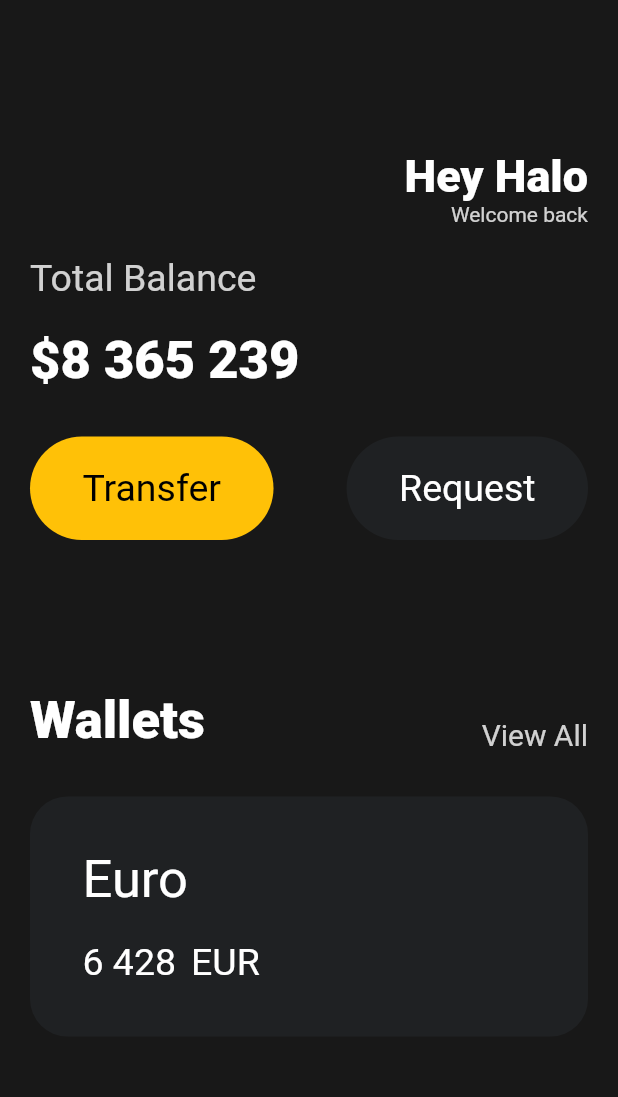
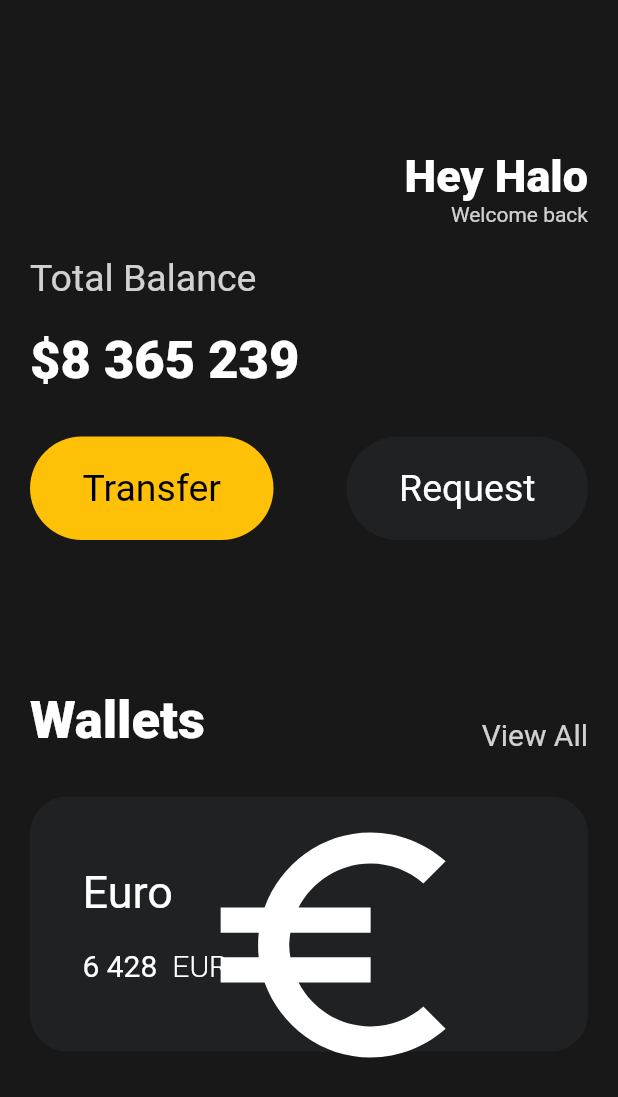
Before and after one commit to grootwo/Flutter-studying, a Flutter app: the screen it shows after launch, on a phone screen of 412 x 824 dp. Shown: the top 1097 px of the screen. Run offline on Flutter 3.47's test engine with Material 2 defaults, Android fonts, the phone set to English and light mode, and no system bars.

Commit message:
Add an icon into a card

```diff
--- a/toonviewer/lib/main.dart
+++ b/toonviewer/lib/main.dart
@@ -129,7 +129,7 @@ class App extends StatelessWidget {
                               "Euro",
                               style: TextStyle(
                                 color: Colors.white,
-                                fontSize: 35,
+                                fontSize: 30,
                               ),
                             ),
                             const SizedBox(
@@ -141,7 +141,7 @@ class App extends StatelessWidget {
                                   "6 428",
                                   style: TextStyle(
                                     color: Colors.white,
-                                    fontSize: 25,
+                                    fontSize: 20,
                                   ),
                                 ),
                                 SizedBox(
@@ -151,12 +151,24 @@ class App extends StatelessWidget {
                                   "EUR",
                                   style: TextStyle(
                                     color: Colors.white,
-                                    fontSize: 25,
+                                    fontWeight: FontWeight.w300,
+                                    fontSize: 20,
                                   ),
                                 ),
                               ],
                             ),
                           ],
+                        ),
+                        Transform.scale(
+                          scale: 2,
+                          child: Transform.translate(
+                            offset: const Offset(10, 7),
+                            child: const Icon(
+                              Icons.euro_symbol,
+                              color: Colors.white,
+                              size: 100,
+                            ),
+                          ),
                         ),
                       ],
                     ),
```
